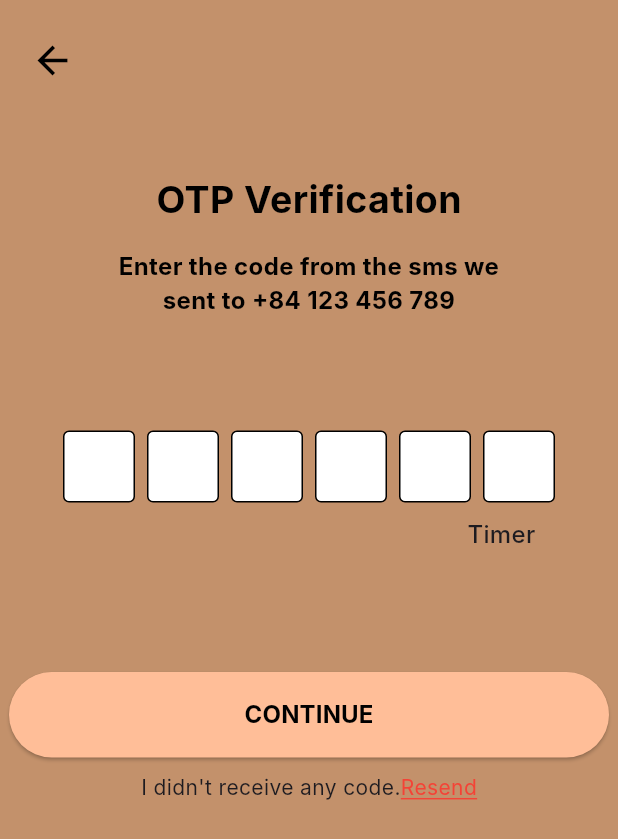
After one commit to AnhTuan21DH114273/Coffee, a Flutter app: the OTPWidget screen opened directly, on a phone screen of 412 x 824 dp. The commit adds this screen. Shown: the top 839 px of the screen. Run offline on Flutter 3.47's test engine with Material 3 defaults, Android fonts, the phone set to English and light mode, and no system bars; drawn by our look-alikes of pinput; our stand-ins replace flutter_svg; Roboto replaces fonts that are missing (Inter).

Commit message:
update files

```diff
--- a/lib/main.dart
+++ b/lib/main.dart
@@ -2,6 +2,7 @@ import 'package:app_coffee/page/sign_in_or_sign_up.dart';
 import 'package:app_coffee/page/welcome.dart';
 import 'package:app_coffee/screen/splashscreen.dart';
 import 'package:app_coffee/signIn/signIn.dart';
+import 'package:app_coffee/signUp/OTP.dart';
 import 'package:app_coffee/signUp/signUp.dart';
 import 'package:app_coffee/successful/signup.dart';
 import 'package:flutter/material.dart';
@@ -16,7 +17,7 @@ class MainApp extends StatelessWidget {
   @override
   Widget build(BuildContext context) {
     return const MaterialApp(
-      home: SignUpWidget(),
+      home: SplashScreen(),
     );
   }
 }
--- /dev/null
+++ b/lib/signUp/OTP.dart
@@ -0,0 +1,148 @@
+import 'package:app_coffee/successful/signup.dart';
+import 'package:flutter/material.dart';
+import 'package:pinput/pinput.dart';
+import 'package:flutter_svg/svg.dart';
+
+class OTPWidget extends StatefulWidget {
+  const OTPWidget({super.key});
+
+  @override
+  State<OTPWidget> createState() => _OTPWidgetState();
+}
+
+class _OTPWidgetState extends State<OTPWidget> {
+  @override
+  Widget build(BuildContext context) {
+    final defaultPinTheme = PinTheme(
+      width: 48,
+      height: 48,
+      textStyle: const TextStyle(
+        fontSize: 24,
+        fontFamily: 'Inter',
+        color: Colors.black,
+      ),
+      decoration: BoxDecoration(
+        color: Colors.white,
+        borderRadius: BorderRadius.circular(4),
+        border: Border.all(color: Colors.black),
+      )
+    );
+    return Scaffold(
+      body: Container(
+        decoration: const BoxDecoration(
+            color: Color(0xFFC3916B),
+          ),
+        width: double.maxFinite,
+        child: Column(
+          mainAxisAlignment: MainAxisAlignment.start,
+          children: [
+            const SizedBox(height: 20,),
+            Container(
+              alignment: Alignment.centerLeft,
+              padding: const EdgeInsets.only(top: 5, left: 20),
+              child: const Icon(Icons.arrow_back, color: Colors.black, size: 30,)
+            ),
+            const SizedBox(height: 60,),
+            const Text("OTP Verification",
+              style: TextStyle(
+                fontFamily: 'Inter',
+                fontWeight: FontWeight.w700,
+                fontSize: 25,
+                color: Colors.black,
+             ),
+            ),
+            const SizedBox(height: 15,),
+            Container(
+              width: 279.81,
+              padding: const EdgeInsets.only(bottom: 5),
+              child: const Text("Enter the code from the sms we sent to +84 123 456 789",
+              textAlign: TextAlign.center,
+              style: TextStyle(
+                fontFamily: 'Inter',
+                fontWeight: FontWeight.w700,
+                fontSize: 16,
+                color: Colors.black,
+                ),
+              ),
+            ),
+            const SizedBox(height: 70,),
+            Pinput(
+              length: 6,
+              defaultPinTheme: defaultPinTheme,
+              focusedPinTheme: defaultPinTheme.copyWith(
+                decoration: defaultPinTheme.decoration!.copyWith(
+                  border: Border.all(color: Colors.white),
+                )
+              ),
+              onCompleted: (pin) => debugPrint(pin),
+            ),
+            const SizedBox(height: 10,),
+            Container(
+              alignment: Alignment.centerRight,
+              padding: const EdgeInsets.only(right: 55),
+              child: const Text(
+                "Timer",
+                style: TextStyle(
+                  fontFamily: 'Inter',
+                  fontSize: 16,
+                  fontWeight: FontWeight.w500,
+                ),
+              ),
+            ),
+            const SizedBox(height: 80,),
+            Container(
+              alignment: Alignment.bottomCenter,
+              padding: const EdgeInsets.only(bottom: 0),
+              child: ElevatedButton(
+                  onPressed: () {
+                    Navigator.push(context, MaterialPageRoute(builder:(context) => const SignupSuccessful()));
+                  },
+                  style: ElevatedButton.styleFrom(
+                    padding: const EdgeInsets.all(15),
+                    minimumSize: const Size(400, 10),
+                    backgroundColor: const Color(0xFFFFBE98),
+                  ),
+                  child: const Text(
+                  "CONTINUE",
+                  style: TextStyle(
+                    fontFamily: 'Inter',
+                    fontWeight: FontWeight.bold,
+                    fontSize: 16,
+                    height: 1.7,
+                    color: Color(0xFF000000),
+                ),),
+              ),
+            ),
+            const SizedBox(height: 10,),
+            Row(
+              mainAxisAlignment: MainAxisAlignment.center,
+              children: [
+                const Text("I didn't receive any code.",
+                style: TextStyle(
+                  fontFamily: 'Inter',
+                  fontSize: 14,
+                  fontWeight: FontWeight.w400,
+                )
+                ),
+                InkWell(
+                  onTap: () {},
+                  child: const Text(
+                    "Resend",
+                    style: TextStyle(
+                      decoration: TextDecoration.underline,
+                      decorationColor: Colors.red,
+                      color: Colors.red,
+                      fontFamily: 'Inter',
+                      fontSize: 14,
+                      fontWeight: FontWeight.w400,
+                    ),
+                  )
+                ),
+              ],
+            )
+          ],
+        ),
+      ),
+    );
+  }
+}
--- a/pubspec.yaml
+++ b/pubspec.yaml
@@ -10,6 +10,8 @@ dependencies:
   flutter:
     sdk: flutter
   flutter_svg: ^0.22.0
+  pinput: ^5.0.0
+  smart_auth: ^2.0.0
 
 
 dev_dependencies:
```
Also changed, not shown: lib/page/sign_in_or_sign_up.dart (+10 -4 lines), lib/page/welcome.dart (+8 -5 lines), lib/screen/splashscreen.dart (+26 -1 lines), lib/signUp/signUp.dart (+18 -8 lines), lib/successful/signup.dart (+26 -2 lines), pubspec.lock, 5 other files.
